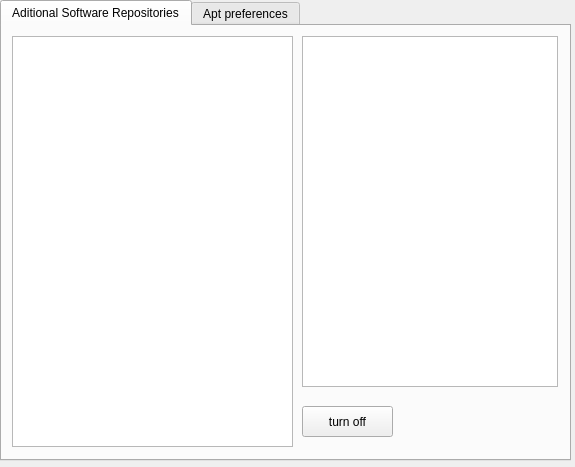
First picture: the form in Mast/apt_preferences.ui, repository jakubiszon26/Mast, before the edit.
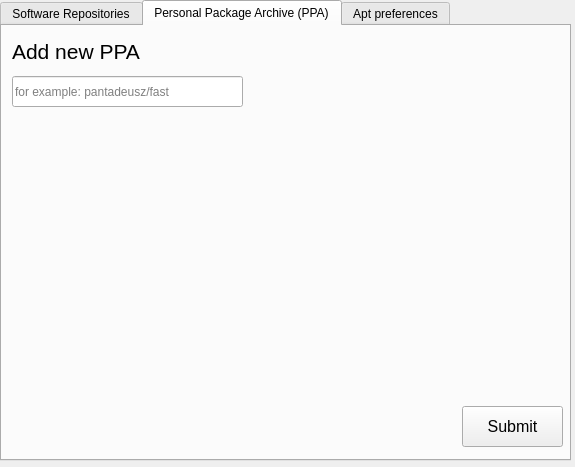
Second picture: the form after the edit.

The edit to the form file:
```diff
--- a/Mast/apt_preferences.ui
+++ b/Mast/apt_preferences.ui
@@ -26,11 +26,11 @@
     <string>&lt;html&gt;&lt;head/&gt;&lt;body&gt;&lt;p&gt;k&lt;/p&gt;&lt;/body&gt;&lt;/html&gt;</string>
    </property>
    <property name="currentIndex">
-    <number>0</number>
+    <number>1</number>
    </property>
    <widget class="QWidget" name="tab">
     <attribute name="title">
-     <string>Aditional Software Repositories</string>
+     <string>Software Repositories</string>
     </attribute>
     <widget class="QListWidget" name="listWidget">
      <property name="geometry">
@@ -66,6 +66,60 @@
      </property>
     </widget>
    </widget>
+   <widget class="QWidget" name="tab_3">
+    <attribute name="title">
+     <string>Personal Package Archive (PPA)</string>
+    </attribute>
+    <widget class="QLabel" name="label">
+     <property name="geometry">
+      <rect>
+       <x>10</x>
+       <y>10</y>
+       <width>141</width>
+       <height>31</height>
+      </rect>
+     </property>
+     <property name="font">
+      <font>
+       <pointsize>16</pointsize>
+      </font>
+     </property>
+     <property name="text">
+      <string>Add new PPA</string>
+     </property>
+    </widget>
+    <widget class="QLineEdit" name="insert_ppa">
+     <property name="geometry">
+      <rect>
+       <x>10</x>
+       <y>50</y>
+       <width>231</width>
+       <height>31</height>
+      </rect>
+     </property>
+     <property name="placeholderText">
+      <string>for example: pantadeusz/fast</string>
+     </property>
+    </widget>
+    <widget class="QPushButton" name="ppa_submit_button">
+     <property name="geometry">
+      <rect>
+       <x>460</x>
+       <y>380</y>
+       <width>101</width>
+       <height>41</height>
+      </rect>
+     </property>
+     <property name="font">
+      <font>
+       <pointsize>12</pointsize>
+      </font>
+     </property>
+     <property name="text">
+      <string>Submit</string>
+     </property>
+    </widget>
+   </widget>
    <widget class="QWidget" name="tab_2">
     <attribute name="title">
      <string>Apt preferences</string>
```
